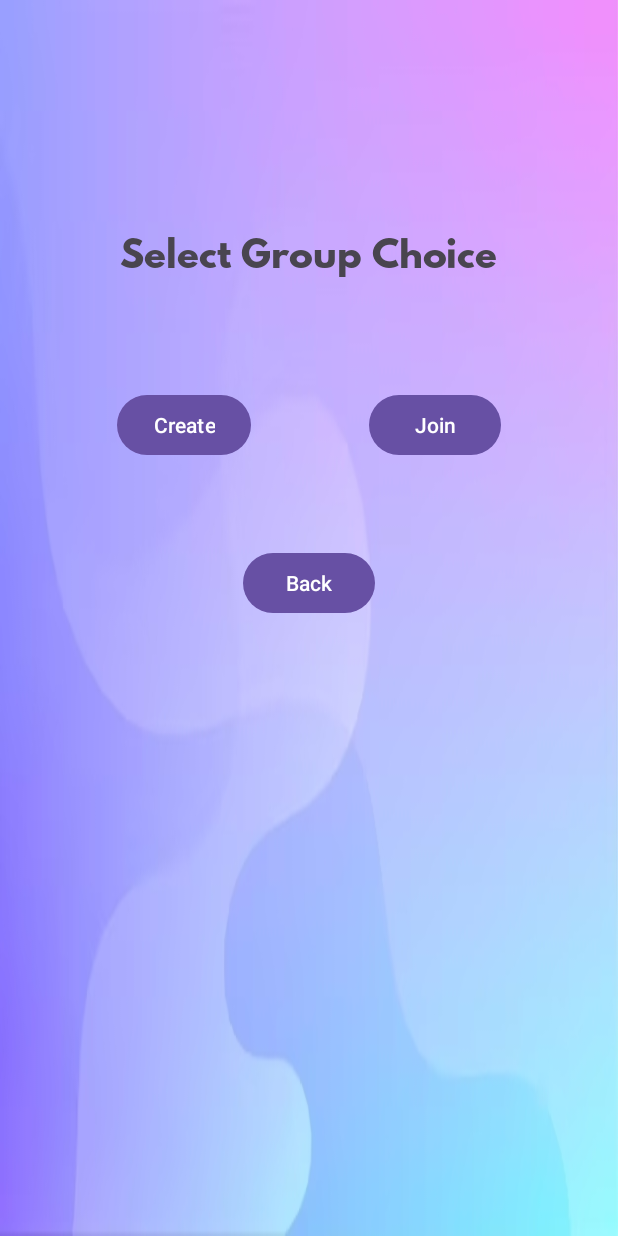
After one commit to Alexhamilton1221/Personal_Finance_Project, an Android app: the ManageGroupActivity screen opened directly, with no data from a screen before it, on a phone screen of 412 x 824 dp. The commit adds this screen. Run offline under Robolectric (Android 15) with nearby library versions, the phone set to English and light mode, and no system bars.

Commit message:
Add Create Group and register Database Operations.

```diff
--- /dev/null
+++ b/app/src/main/java/com/example/personal_finance_project/ManageGroupActivity.java
@@ -0,0 +1,70 @@
+package com.example.personal_finance_project;
+
+import androidx.appcompat.app.AppCompatActivity;
+
+import android.content.Intent;
+import android.os.Bundle;
+import android.view.View;
+import android.widget.Button;
+import android.widget.TextView;
+
+public class ManageGroupActivity extends AppCompatActivity {
+    private Button create,join,back;
+
+
+    @Override
+    protected void onCreate(Bundle savedInstanceState) {
+        super.onCreate(savedInstanceState);
+        setContentView(R.layout.activity_manage_group);
+        setupUIViews();
+
+
+
+        create.setOnClickListener(new View.OnClickListener() {
+            @Override
+            public void onClick(View view) {
+                create_group();
+            }
+        });
+
+        join.setOnClickListener(new View.OnClickListener() {
+            @Override
+            public void onClick(View view) {
+                join_group();
+            }
+        });
+
+        back.setOnClickListener(new View.OnClickListener() {
+            @Override
+            public void onClick(View view) {
+                return_menu();
+            }
+        });
+
+    }
+    private void create_group() {
+        String userEmail = getIntent().getStringExtra("userEmail");
+
+
+        Intent intent = (new Intent(ManageGroupActivity.this, CreateGroupActivity.class));
+        intent.putExtra("userEmail", userEmail);
+        startActivity(intent);
+
+
+    }
+
+    private void join_group() {
+    }
+
+    private void return_menu() {
+        startActivity(new Intent(ManageGroupActivity.this, MenuActivity.class));
+
+    }
+
+    private void setupUIViews(){
+        create = (Button) findViewById(R.id.buttonCreate);
+        join = (Button) findViewById(R.id.buttonJoinGroup);
+        back = (Button) findViewById(R.id.buttonBack);
+    }
+
+}
--- a/app/src/main/res/layout/activity_main.xml
+++ b/app/src/main/res/layout/activity_main.xml
@@ -1,5 +1,6 @@
 <?xml version="1.0" encoding="utf-8"?>
-<androidx.constraintlayout.widget.ConstraintLayout xmlns:android="http://schemas.android.com/apk/res/android"
+<androidx.constraintlayout.widget.ConstraintLayout
+    xmlns:android="http://schemas.android.com/apk/res/android"
     xmlns:app="http://schemas.android.com/apk/res-auto"
     xmlns:tools="http://schemas.android.com/tools"
     android:layout_width="match_parent"
--- /dev/null
+++ b/app/src/main/res/layout/activity_manage_group.xml
@@ -0,0 +1,66 @@
+<?xml version="1.0" encoding="utf-8"?>
+<androidx.constraintlayout.widget.ConstraintLayout
+    xmlns:android="http://schemas.android.com/apk/res/android"
+    xmlns:app="http://schemas.android.com/apk/res-auto"
+    xmlns:tools="http://schemas.android.com/tools"
+    android:layout_width="match_parent"
+    android:layout_height="match_parent"
+    tools:context=".ManageGroupActivity"
+    android:background="@drawable/login">
+
+    <!-- Title Text -->
+    <TextView
+        android:id="@+id/textViewTitleGroup"
+        android:layout_width="wrap_content"
+        android:layout_height="wrap_content"
+        android:text="Select Group Choice"
+        android:textSize="24sp"
+        android:layout_marginTop="150dp"
+        app:fontFamily="@font/spartanbold"
+        app:layout_constraintStart_toStartOf="parent"
+        app:layout_constraintEnd_toEndOf="parent"
+        app:layout_constraintTop_toTopOf="parent"
+        app:layout_constraintVertical_bias="0.3" />
+
+    <!-- Create Button -->
+    <Button
+        android:id="@+id/buttonCreate"
+        android:layout_width="wrap_content"
+        android:layout_height="wrap_content"
+        android:text="Create"
+        app:layout_constraintTop_toBottomOf="@+id/textViewTitleGroup"
+        app:layout_constraintEnd_toStartOf="@+id/buttonJoinGroup"
+        app:layout_constraintStart_toStartOf="parent"
+        app:layout_constraintBottom_toBottomOf="parent"
+        app:layout_constraintVertical_bias="0.122"
+        />
+
+    <!-- Join Button -->
+    <Button
+        android:id="@+id/buttonJoinGroup"
+        android:layout_width="wrap_content"
+        android:layout_height="wrap_content"
+        android:text="Join"
+        app:layout_constraintTop_toBottomOf="@+id/textViewTitleGroup"
+        app:layout_constraintStart_toEndOf="@+id/buttonCreate"
+        app:layout_constraintEnd_toEndOf="parent"
+        app:layout_constraintBottom_toBottomOf="parent"
+        app:layout_constraintVertical_bias="0.122"
+        />
+
+    <!-- Back Button -->
+    <Button
+        android:id="@+id/buttonBack"
+        android:layout_width="wrap_content"
+        android:layout_height="wrap_content"
+        android:text="Back"
+        app:layout_constraintTop_toBottomOf="@+id/buttonCreate"
+        app:layout_constraintStart_toStartOf="parent"
+        app:layout_constraintEnd_toEndOf="parent"
+        app:layout_constraintBottom_toBottomOf="parent"
+        app:layout_constraintVertical_bias="0.122"
+        />
+
+
+
+</androidx.constraintlayout.widget.ConstraintLayout>
--- a/app/src/main/res/values/strings.xml
+++ b/app/src/main/res/values/strings.xml
@@ -45,4 +45,5 @@
         vestibulum. Fusce dictum libero quis erat maximus, vitae volutpat diam dignissim.
     </string>
     <string name="title_activity_group">GroupActivity</string>
+    <string name="title_activity_join_group">JoinGroupActivity</string>
 </resources>
```
Also changed, not shown: app/src/main/AndroidManifest.xml (+10 -4 lines), app/src/main/java/com/example/personal_finance_project/CreateGroupActivity.java (added, +72 -0 lines), app/src/main/java/com/example/personal_finance_project/DatabaseAccessOperation.java (+110 -2 lines), app/src/main/java/com/example/personal_finance_project/MenuActivity.java (+21 -1 lines), app/src/main/java/com/example/personal_finance_project/RegisterActivity.java (+19 -1 lines), app/src/main/res/layout/activity_create_group.xml (added, +58 -0 lines), app/src/main/res/layout/activity_user_menu.xml (+16 -2 lines).
